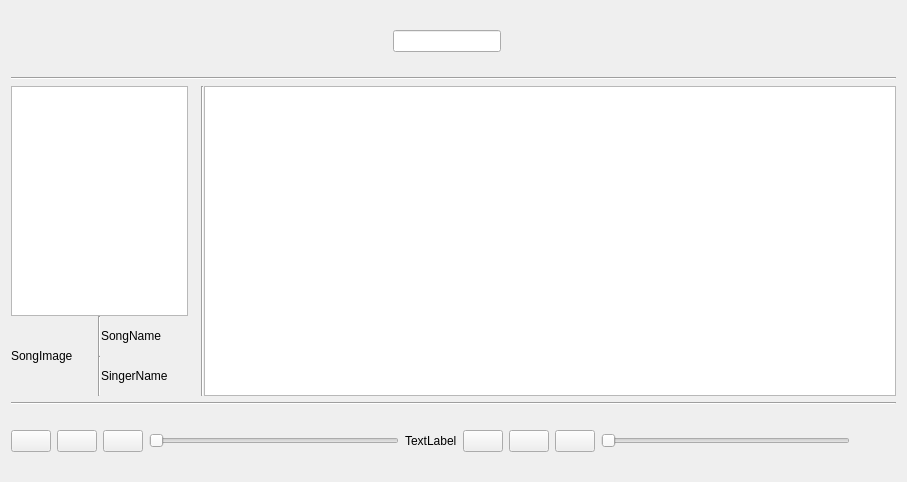
Before: the Qt Designer form Human-Interaction/Music_Play/mainwindow.ui in 100yang/Study, drawn with Qt 5.
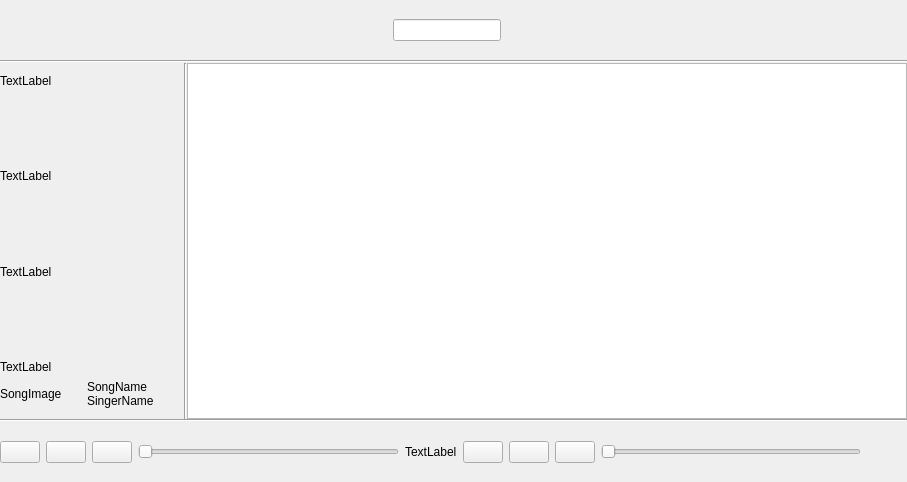
After: the same form once the commit is applied. The open tabs and pages were chosen to show the change. Icons and pictures are not drawn. Custom widgets are drawn as their Qt base class.

```diff
--- a/Human-Interaction/Music_Play/mainwindow.ui
+++ b/Human-Interaction/Music_Play/mainwindow.ui
@@ -35,10 +35,28 @@
    <string>Music Player</string>
   </property>
   <property name="autoFillBackground">
-   <bool>true</bool>
+   <bool>false</bool>
+  </property>
+  <property name="styleSheet">
+   <string notr="true">border-color:rgb(204, 0, 0);</string>
   </property>
   <widget class="QWidget" name="centralWidget">
    <layout class="QVBoxLayout" name="verticalLayout">
+    <property name="spacing">
+     <number>0</number>
+    </property>
+    <property name="leftMargin">
+     <number>0</number>
+    </property>
+    <property name="topMargin">
+     <number>0</number>
+    </property>
+    <property name="rightMargin">
+     <number>0</number>
+    </property>
+    <property name="bottomMargin">
+     <number>0</number>
+    </property>
     <item>
      <widget class="QWidget" name="widget_3" native="true">
       <property name="sizePolicy">
@@ -183,7 +201,7 @@
          </sizepolicy>
         </property>
         <property name="autoFillBackground">
-         <bool>true</bool>
+         <bool>false</bool>
         </property>
         <layout class="QVBoxLayout" name="verticalLayout_2">
          <property name="spacing">
@@ -201,13 +219,6 @@
          <property name="bottomMargin">
           <number>0</number>
          </property>
-         <item>
-          <widget class="ShowPlayList" name="PlayList">
-           <property name="lineWidth">
-            <number>0</number>
-           </property>
-          </widget>
-         </item>
          <item>
           <widget class="QWidget" name="widget_5" native="true">
            <property name="minimumSize">
@@ -216,59 +227,123 @@
              <height>80</height>
             </size>
            </property>
-           <layout class="QGridLayout" name="gridLayout">
+           <layout class="QVBoxLayout" name="verticalLayout_3">
             <property name="leftMargin">
              <number>0</number>
             </property>
-            <property name="topMargin">
-             <number>0</number>
-            </property>
-            <property name="rightMargin">
-             <number>0</number>
-            </property>
-            <property name="bottomMargin">
-             <number>0</number>
-            </property>
-            <property name="spacing">
-             <number>0</number>
-            </property>
-            <item row="0" column="2">
-             <widget class="QLabel" name="SongName">
+            <item>
+             <widget class="QLabel" name="label">
               <property name="text">
-               <string>SongName</string>
+               <string>TextLabel</string>
               </property>
              </widget>
             </item>
-            <item row="1" column="2">
-             <widget class="QLabel" name="SingerName">
+            <item>
+             <spacer name="verticalSpacer_3">
+              <property name="orientation">
+               <enum>Qt::Vertical</enum>
+              </property>
+              <property name="sizeHint" stdset="0">
+               <size>
+                <width>20</width>
+                <height>56</height>
+               </size>
+              </property>
+             </spacer>
+            </item>
+            <item>
+             <widget class="QLabel" name="label_2">
               <property name="text">
-               <string>SingerName</string>
+               <string>TextLabel</string>
               </property>
              </widget>
             </item>
-            <item row="0" column="0" rowspan="2">
-             <widget class="QLabel" name="SongImage">
-              <property name="text">
-               <string>SongImage</string>
+            <item>
+             <spacer name="verticalSpacer_4">
+              <property name="orientation">
+               <enum>Qt::Vertical</enum>
               </property>
-              <property name="scaledContents">
-               <bool>true</bool>
+              <property name="sizeHint" stdset="0">
+               <size>
+                <width>20</width>
+                <height>56</height>
+               </size>
               </property>
+             </spacer>
+            </item>
+            <item>
+             <widget class="QLabel" name="label_4">
+              <property name="text">
+               <string>TextLabel</string>
+              </property>
              </widget>
             </item>
-            <item row="0" column="1">
-             <widget class="Line" name="line_2">
+            <item>
+             <spacer name="verticalSpacer_5">
               <property name="orientation">
                <enum>Qt::Vertical</enum>
               </property>
+              <property name="sizeHint" stdset="0">
+               <size>
+                <width>20</width>
+                <height>56</height>
+               </size>
+              </property>
+             </spacer>
+            </item>
+            <item>
+             <widget class="QLabel" name="label_5">
+              <property name="text">
+               <string>TextLabel</string>
+              </property>
              </widget>
             </item>
-            <item row="1" column="1">
-             <widget class="Line" name="line_3">
+            <item>
+             <spacer name="verticalSpacer_6">
               <property name="orientation">
                <enum>Qt::Vertical</enum>
               </property>
-             </widget>
+              <property name="sizeType">
+               <enum>QSizePolicy::Fixed</enum>
+              </property>
+              <property name="sizeHint" stdset="0">
+               <size>
+                <width>0</width>
+                <height>0</height>
+               </size>
+              </property>
+             </spacer>
+            </item>
+            <item>
+             <layout class="QGridLayout" name="gridLayout">
+              <property name="spacing">
+               <number>0</number>
+              </property>
+              <item row="0" column="0" rowspan="3">
+               <widget class="QLabel" name="SongImage">
+                <property name="text">
+                 <string>SongImage</string>
+                </property>
+                <property name="scaledContents">
+                 <bool>true</bool>
+                </property>
+               </widget>
+              </item>
+              <item row="2" column="1">
+               <widget class="QLabel" name="SingerName">
+                <property name="text">
+                 <string>SingerName</string>
+                </property>
+               </widget>
+              </item>
+              <item row="0" column="1">
+               <widget class="QLabel" name="SongName">
+                <property name="text">
+                 <string>SongName</string>
+                </property>
+               </widget>
+              </item>
+             </layout>
             </item>
            </layout>
           </widget>
@@ -286,7 +361,7 @@
         </property>
         <property name="sizeHint" stdset="0">
          <size>
-          <width>13</width>
+          <width>0</width>
           <height>20</height>
          </size>
         </property>
@@ -308,7 +383,7 @@
          </sizepolicy>
         </property>
         <property name="autoFillBackground">
-         <bool>true</bool>
+         <bool>false</bool>
         </property>
         <layout class="QHBoxLayout" name="horizontalLayout_4">
          <property name="spacing">
@@ -328,6 +403,9 @@
          </property>
          <item>
           <widget class="QStackedWidget" name="stackedWidget">
+           <property name="frameShape">
+            <enum>QFrame::NoFrame</enum>
+           </property>
            <property name="currentIndex">
             <number>1</number>
            </property>
@@ -350,6 +428,15 @@
              </property>
              <item>
               <widget class="ShowPlayList" name="SerachList">
+               <property name="autoFillBackground">
+                <bool>true</bool>
+               </property>
+               <property name="styleSheet">
+                <string notr="true"/>
+               </property>
+               <property name="frameShadow">
+                <enum>QFrame::Sunken</enum>
+               </property>
                <property name="lineWidth">
                 <number>0</number>
                </property>
@@ -409,7 +496,7 @@
        </size>
       </property>
       <property name="autoFillBackground">
-       <bool>true</bool>
+       <bool>false</bool>
       </property>
       <layout class="QHBoxLayout" name="horizontalLayout_2">
        <property name="spacing">
@@ -631,7 +718,7 @@
        <item>
         <widget class="QPushButton" name="pushButton">
          <property name="autoFillBackground">
-          <bool>true</bool>
+          <bool>false</bool>
          </property>
          <property name="styleSheet">
           <string notr="true">border-image:url(:/Images/PlayList.png);</string>
```
Left out of the diff: 8 changed lines with no effect on the pictures.
